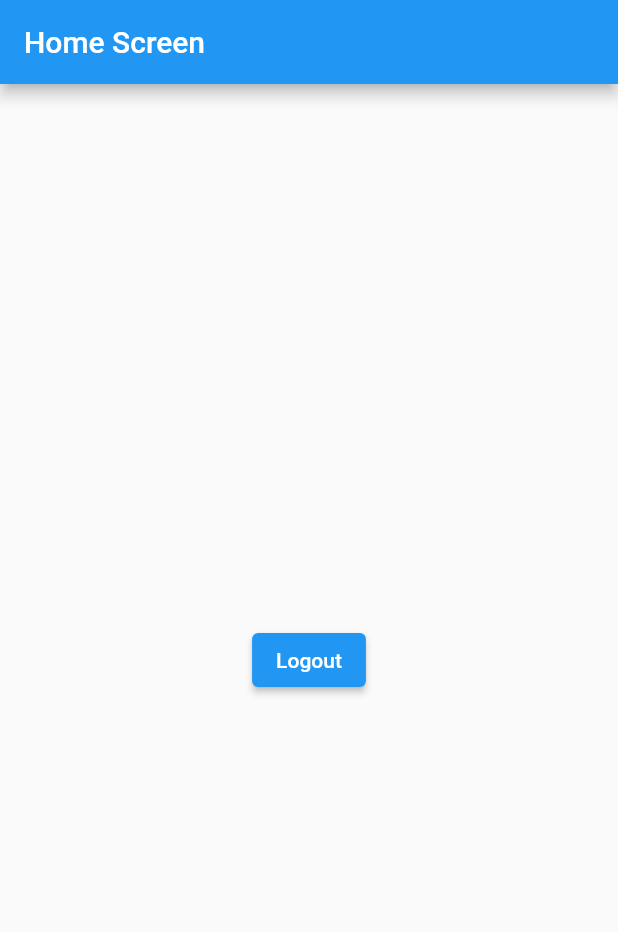
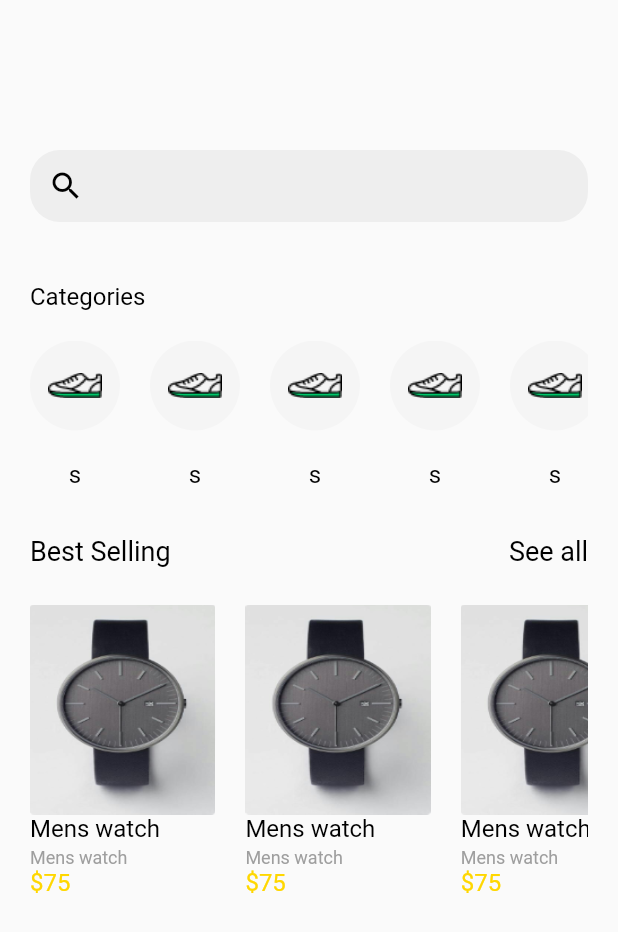
Before and after one commit to WarunaDisanayaka/jewllery-app, a Flutter app: the screen it shows once a user with an empty profile is signed in, on a phone screen of 412 x 824 dp. Shown: the top 932 px of the screen. Run offline on Flutter 3.47's test engine with Material 2 defaults, Android fonts, the phone set to English and light mode, and no system bars; our stand-ins replace cloud_firestore, firebase_auth, firebase_core, get, google_sign_in; missing offline and left inert: dart:ffi; accounts and stored records are empty; network calls fail.

Commit message:
Home page ui added

```diff
--- a/lib/main.dart
+++ b/lib/main.dart
@@ -25,6 +25,7 @@ class MyApp extends StatelessWidget {
   @override
   Widget build(BuildContext context) {
     return GetMaterialApp(
+      debugShowCheckedModeBanner: false,
       initialBinding: Binding(),
       home: Scaffold(
       body: ControlView(),
--- a/lib/view/home_view.dart
+++ b/lib/view/home_view.dart
@@ -2,14 +2,159 @@ import 'package:firebase_auth/firebase_auth.dart';
 import 'package:flutter/cupertino.dart';
 import 'package:flutter/material.dart';
 import 'package:get/get.dart';
+import 'package:jewllery_app/constance.dart';
 import 'package:jewllery_app/view/login_view.dart';
+import 'package:jewllery_app/view/widgets/custom_text.dart';
 
 class HomeView extends StatelessWidget{
+  final List<String> names = <String>['s','s','s','s','s'];
   FirebaseAuth _auth = FirebaseAuth.instance;
   Widget build(BuildContext context){
     return Scaffold(
-      appBar: AppBar(title: Text('Home Screen'),),
-      body: Center(child: ElevatedButton(onPressed:(){_auth.signOut();Get.offAll(LoginView());} , child: Text("Logout"),),),
+      body: Container(
+        padding: EdgeInsets.only(top: 100,left: 20,right: 20 ),
+        child: Column(
+          children: [
+            _searchTextFormField(),
+            SizedBox(height: 40,),
+            CustomText(
+              text: "Categories",
+            ),
+            SizedBox(height: 20,),
+            _listViewCategory(),
+            SizedBox(height: 30,),
+            Row(
+              mainAxisAlignment: MainAxisAlignment.spaceBetween,
+              children: [
+              CustomText(
+                text:"Best Selling",
+                fontSize:18,),
+              CustomText(
+                text: "See all",
+                fontSize: 18,
+              ),
+            //   Logout button can place here
+
+            ],
+            ),
+            SizedBox(height: 25,),
+            _listViewProduct(),
+          ],
+        ),
+      ),
+      // body: Center(child: ElevatedButton(onPressed:(){_auth.signOut();Get.offAll(LoginView());} , child: Text("Logout"),),),
+    );
+  }
+
+  Widget _searchTextFormField() {
+    return Container(
+      decoration: BoxDecoration(
+        borderRadius: BorderRadius.circular(20),
+        color: Colors.grey.shade200,
+      ),
+      child: TextFormField(
+        decoration: InputDecoration(
+            border: InputBorder.none,
+            prefixIcon: Icon(Icons.search,color: Colors.black,)
+        ),
+      ),
+    );
+  }
+
+  Widget _listViewCategory(){
+    return Container(
+      height: 100,
+      child: ListView.separated(
+        itemCount: names.length,
+        scrollDirection: Axis.horizontal,
+        itemBuilder: (context, index) {
+          return Column(
+            children: [
+              Container(
+                decoration: BoxDecoration(
+                  borderRadius: BorderRadius.circular(50),
+                  color: Colors.grey.shade100,
+                ),
+                height: 60,
+                width: 60,
+                child: Padding(
+                  padding: const EdgeInsets.all(8.0),
+                  child: Image.asset('assets/images/Icon_Mens Shoe.png'),
+                ),
+              ),
+              SizedBox(height: 20,),
+              CustomText(text: names[index],)
+            ],
+          );
+        }, separatorBuilder: ( context, index)=> SizedBox(
+        width: 20,
+      ),
+      ),
+    );
+  }
+
+  Widget _listViewProduct(){
+    return Container(
+      height: 200,
+      child: ListView.separated(
+        itemCount: names.length,
+        scrollDirection: Axis.horizontal,
+        itemBuilder: (context, index) {
+          return Container(
+            width: MediaQuery.of(context).size.width *.3,
+            child: Column(
+              children: [
+                Container(
+                  decoration: BoxDecoration(
+                    borderRadius: BorderRadius.circular(50),
+                    color: Colors.grey.shade100,
+                  ),
+                  child: Column(
+                    children: [
+                      Container(
+                        height:140,
+                          width: MediaQuery.of(context).size.width *.4,
+                          child: Image.asset('assets/images/Image.png',
+                          fit: BoxFit.fill,
+                          )),
+                    ],
+                  ),
+                ),
+                CustomText(
+                  text: "Mens watch",
+                  alignment: Alignment.bottomLeft,
+                  fontSize: 16,
+                ),
+                SizedBox(
+                  height: 3,
+                ),
+                CustomText(
+                  text: "Mens watch",
+                  color: Colors.grey,
+                  alignment: Alignment.bottomLeft,
+                  fontSize: 12,
+
+                ),
+                CustomText(
+                  text: "\$75",
+                  alignment: Alignment.bottomLeft,
+                  fontSize: 16,
+                  color: primaryColor,
+                )
+              ],
+            ),
+          );
+        }, separatorBuilder: ( context, index)=> SizedBox(
+        width: 20,
+      ),
+      ),
     );
   }
 }
+
+
+
+
+// Container(
+// child:ElevatedButton(onPressed:(){_auth.signOut();Get.offAll(LoginView());},
+// child: Text("Logout"),),),
```
